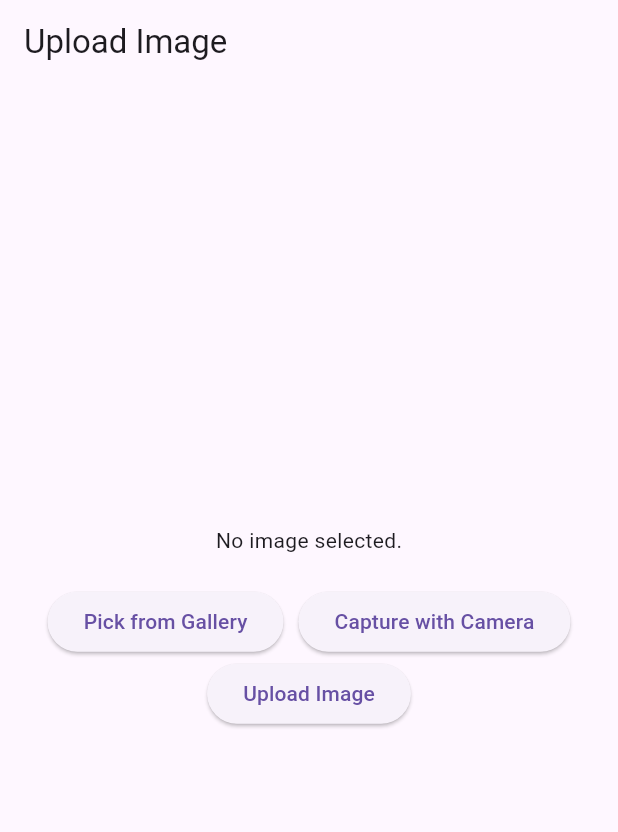
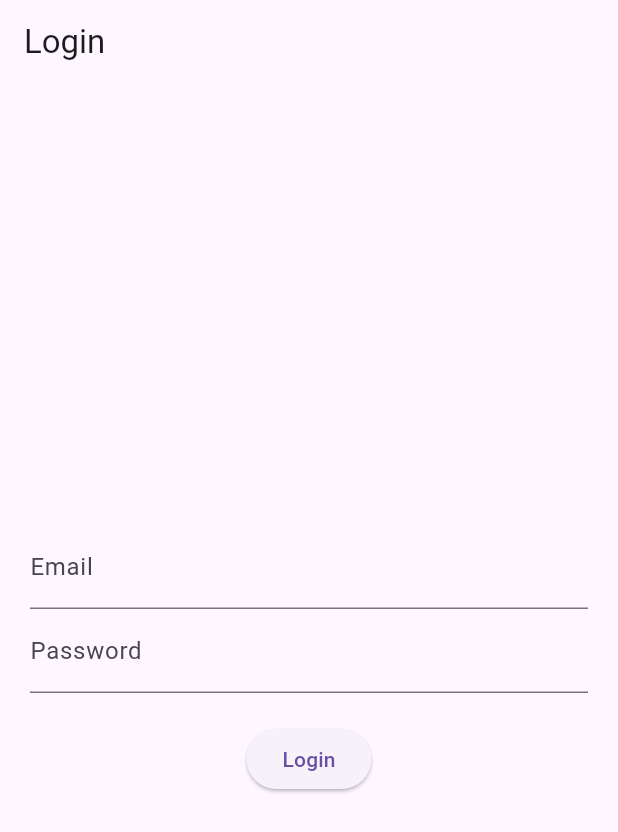
Before and after one commit to NOUTAILAA/OCR-OPENCV-Flutter, a Flutter app: the screen it shows after launch, on a phone screen of 412 x 824 dp. Shown: the top 832 px of the screen. Run offline on Flutter 3.47's test engine with Material 3 defaults, Android fonts, the phone set to English and light mode, and no system bars; our stand-ins replace fluttertoast, image_picker.

Commit message:
ajouter login jwt

```diff
--- a/lib/main.dart
+++ b/lib/main.dart
@@ -17,16 +17,89 @@ class MyApp extends StatelessWidget {
   @override
   Widget build(BuildContext context) {
     return MaterialApp(
-      title: 'Upload Image',
+      title: 'OCR Login & Upload',
       theme: ThemeData(
         primarySwatch: Colors.blue,
       ),
-      home: UploadImageScreen(),
+      home: LoginScreen(),  // Page de login par défaut
     );
   }
 }
 
+// Page de Login
+class LoginScreen extends StatefulWidget {
+  @override
+  _LoginScreenState createState() => _LoginScreenState();
+}
+
+class _LoginScreenState extends State<LoginScreen> {
+  final TextEditingController emailController = TextEditingController();
+  final TextEditingController passwordController = TextEditingController();
+
+  Future<void> login() async {
+    final uri = Uri.parse("http://192.168.1.102:5001/login");  // Route Flask de login
+    final response = await http.post(
+      uri,
+      headers: {"Content-Type": "application/json"},
+      body: json.encode({
+        "email": emailController.text,
+        "password": passwordController.text,
+      }),
+    );
+
+    if (response.statusCode == 200) {
+      final data = json.decode(response.body);
+      String token = data['access_token'];  // JWT reçu
+
+      Fluttertoast.showToast(msg: "Login Successful!");
+
+      // Naviguer vers la page d'upload après connexion
+      Navigator.pushReplacement(
+        context,
+        MaterialPageRoute(
+          builder: (context) => UploadImageScreen(token: token),
+        ),
+      );
+    } else {
+      Fluttertoast.showToast(msg: "Login Failed! ${json.decode(response.body)['error']}");
+    }
+  }
+
+  @override
+  Widget build(BuildContext context) {
+    return Scaffold(
+      appBar: AppBar(title: Text("Login")),
+      body: Padding(
+        padding: const EdgeInsets.all(20.0),
+        child: Column(
+          mainAxisAlignment: MainAxisAlignment.center,
+          children: [
+            TextField(
+              controller: emailController,
+              decoration: InputDecoration(labelText: "Email"),
+            ),
+            TextField(
+              controller: passwordController,
+              decoration: InputDecoration(labelText: "Password"),
+              obscureText: true,
+            ),
+            SizedBox(height: 20),
+            ElevatedButton(
+              onPressed: login,
+              child: Text("Login"),
+            ),
+          ],
+        ),
+      ),
+    );
+  }
+}
+
+// Page d'Upload après connexion
 class UploadImageScreen extends StatefulWidget {
+  final String token;  // JWT Token passé de la page de login
+  UploadImageScreen({required this.token});
+
   @override
   _UploadImageScreenState createState() => _UploadImageScreenState();
 }
@@ -48,7 +121,6 @@ class _UploadImageScreenState extends State<UploadImageScreen> {
         var f = await pickedFile.readAsBytes();
         setState(() {
           _webImage = f;
-          _image = File(pickedFile.path);
         });
       } else {
         setState(() {
@@ -65,6 +137,7 @@ Future uploadImage() async {
 
     var uri = Uri.parse("http://192.168.1.102:5000/upload_cin");
     var request = http.MultipartRequest('POST', uri);
+    request.headers['Authorization'] = 'Bearer ${widget.token}';  // Ajouter le token JWT
 
     http.MultipartFile multipartFile;
 
@@ -110,13 +183,10 @@ Future uploadImage() async {
     }
   }
 
-
   @override
   Widget build(BuildContext context) {
     return Scaffold(
-      appBar: AppBar(
-        title: Text('Upload Image'),
-      ),
+      appBar: AppBar(title: Text('Upload Image')),
       body: Center(
         child: Column(
           mainAxisAlignment: MainAxisAlignment.center,
@@ -124,49 +194,20 @@ Future uploadImage() async {
             _webImage == null && _image == null
                 ? Text('No image selected.')
                 : kIsWeb
-                    ? Image.memory(
-                        _webImage!,
-                        height: 300,
-                      )
-                    : Image.file(
-                        _image!,
-                        height: 300,
-                      ),
+                    ? Image.memory(_webImage!, height: 300)
+                    : Image.file(_image!, height: 300),
             SizedBox(height: 20),
             Row(
               mainAxisAlignment: MainAxisAlignment.center,
               children: [
-                ElevatedButton(
-                  onPressed: () => getImage(false),
-                  child: Text('Pick from Gallery'),
-                ),
+                ElevatedButton(onPressed: () => getImage(false), child: Text('Gallery')),
                 SizedBox(width: 10),
-                ElevatedButton(
-                  onPressed: () => getImage(true),
-                  child: Text('Capture with Camera'),
-                ),
+                ElevatedButton(onPressed: () => getImage(true), child: Text('Camera')),
               ],
             ),
-            ElevatedButton(
-              onPressed: uploadImage,
-              child: Text('Upload Image'),
-            ),
+            ElevatedButton(onPressed: uploadImage, child: Text('Upload')),
             SizedBox(height: 20),
-            Text(
-              _uploadStatus,
-              style: TextStyle(color: Colors.green, fontSize: 16),
-            ),
-            if (_extractedData != null)
-              Padding(
-                padding: const EdgeInsets.all(16.0),
-                child: Column(
-                  crossAxisAlignment: CrossAxisAlignment.start,
-                  children: _extractedData!.entries.map((entry) {
-                    return Text("${entry.key}: ${entry.value}",
-                        style: TextStyle(fontSize: 18));
-                  }).toList(),
-                ),
-              )
+            Text(_uploadStatus, style: TextStyle(color: Colors.green, fontSize: 16)),
           ],
         ),
       ),
```
Lines whose indentation alone changed are shown as unchanged.
